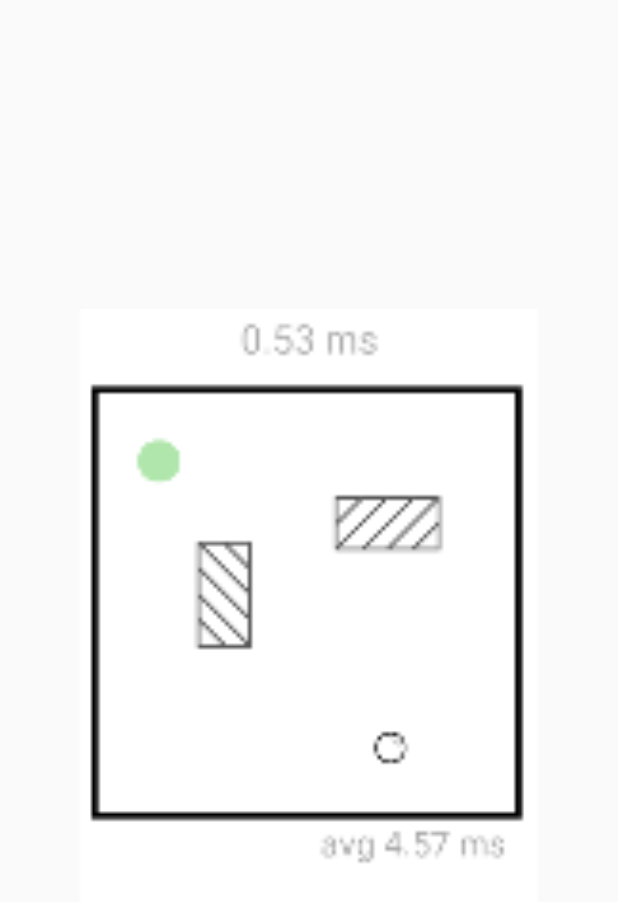
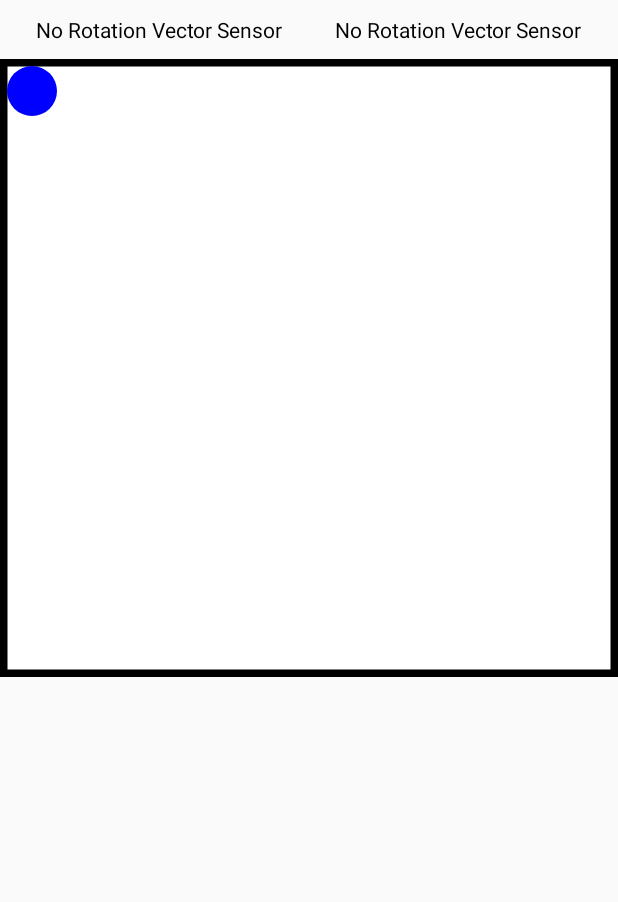
Before and after one commit to AlexMem/SnC, an Android app: the layout fragment_platform.xml on its own in the app's theme, with its tools: preview values and no code run, on a phone screen of 412 x 824 dp. Shown: the top 902 px of the screen. Run offline under Robolectric (Android 15) with nearby library versions, the phone set to English and light mode, and no system bars.

Commit message:
ball [WIP]

```diff
--- /dev/null
+++ b/app/src/main/java/com/eltech/snc/ui/platform/Ball.java
@@ -0,0 +1,83 @@
+package com.eltech.snc.ui.platform;
+
+import android.util.Log;
+
+class Ball {
+    private final float mass = 0.5f;
+    // TODO use renderscript for vector coordinates?
+    private double slopeForceX;
+    private double slopeForceY;
+    private double accelX;
+    private double accelY;
+    private double speedX;
+    private double speedY;
+    // position is limited to [0,width], [0,height] properties
+    private int width;
+    private int height;
+    double posX;
+    double posY;
+
+    void calculateForce(float angleX, float angleY) {
+        final float g = 12.5f; // gravity
+        // slope: m*g*sin(slopeAngle), rolling: 2/7* m*g*sin(slopeAngle), given that torque for sphere (Theta) is 2/5*m*r^2
+        //Log.i("Ball","angle:" + angleX + ":" + angleY);
+//        slopeForceX = mass * g * Math.sin(angleY) * 5/ 7;
+//        slopeForceY = mass * g * Math.sin(angleX) * 5/ 7;
+        accelX = mass * g * Math.sin(angleY);// - slopeForceX;
+        accelY = mass * g * Math.sin(angleX);// - slopeForceY;
+    }
+
+    void calculateAcceleration() {
+        // acceleration
+//        accelX = slopeForceX/mass;
+//        accelY = slopeForceY/mass;
+    }
+
+    /**
+     *
+     * @param executionRate in sec
+     */
+    void updateVelocity(float executionRate) {
+        speedX += accelX * executionRate;
+        speedY += accelY * executionRate;
+//        Log.i("Ball", "speed:" + speedX + ":" + speedY);
+    }
+
+    void setArenaSize(int w, int h) {
+        width = w;
+        height = h;
+    }
+
+    void resetPosition() {
+        posX = width/2;
+        posY = height/2;
+    }
+
+    /**
+     *
+     * @param executionRate in sec
+     */
+    void updatePosition(float executionRate) {
+        final int pixelsToMove = 150; // how many pixels to move by force
+        if( posX < 0 ) {
+            posX = 0;
+            speedX = 0;
+        }
+        if( posX > width ) {
+            posX = width;
+            speedX = 0;
+        }
+        if( posY < 0 ) {
+            posY = 0;
+            speedY = 0;
+        }
+        if( posY > height ) {
+            posY = height;
+            speedY = 0;
+        }
+
+        posX += pixelsToMove * speedX * executionRate;
+        posY += pixelsToMove * speedY * executionRate;
+    }
+
+}
--- /dev/null
+++ b/app/src/main/java/com/eltech/snc/ui/platform/BallView.java
@@ -0,0 +1,78 @@
+package com.eltech.snc.ui.platform;
+
+import android.content.Context;
+import android.graphics.Canvas;
+import android.graphics.Color;
+import android.graphics.Paint;
+import android.graphics.Paint.Style;
+import android.util.AttributeSet;
+import android.view.View;
+
+public class BallView extends View {
+ 	private PlatformFragment parent;
+    private Paint paint;
+    private double x;
+    private double y;
+    private final int radius = 25;
+    private final int borderWidth = 15;
+    private final int borderWidth_2 = borderWidth/2;
+    private int width;
+    private int height;
+
+    public BallView(Context context) {
+        super(context);
+        init();
+	}
+
+    public BallView(Context context, AttributeSet attrs) {
+        super(context, attrs);
+        init();
+    }
+
+    public BallView(Context context, AttributeSet attrs, int defStyle) {
+        super(context, attrs, defStyle);
+        init();
+	}
+
+	void init() {
+        paint = new Paint();
+        //setFocusableInTouchMode(true);
+    }
+
+	public void setParent(PlatformFragment parent) {
+		this.parent = parent;
+	}
+
+    public void setCoord(double x, double y) {
+		this.x = x;
+		this.y = y;
+		invalidate();
+	}
+
+    @Override
+    protected void onSizeChanged(int w, int h, int oldw, int oldh) {
+        this.width = w;
+        this.height = h;
+        parent.getBall().setArenaSize(this.width-2*radius,this.height-2*radius); // -2*radius to handle border correctly
+		parent.getBall().resetPosition();
+        super.onSizeChanged(w, h, oldw, oldh);
+	}
+
+    @Override
+    protected void onDraw(Canvas canvas) {
+		paint.setColor(Color.WHITE);
+		canvas.drawRect(0, 0, width, height, paint);
+
+		paint.setColor(Color.BLACK);
+		paint.setStyle(Style.STROKE);
+		paint.setStrokeWidth(borderWidth);
+		canvas.drawRect(0, 0, width, height, paint);
+
+		paint.setColor(Color.BLUE);
+        paint.setStyle(Style.FILL);
+		// limiting just to be sure
+		int xpos = Math.min(width-radius-borderWidth_2, Math.max(radius,(int)x+radius+borderWidth_2));
+		int ypos = Math.min(height-radius-borderWidth_2, Math.max(radius,(int)y+radius+borderWidth_2));
+ 	    canvas.drawCircle(xpos, ypos, radius, paint);
+    }
+}
--- a/app/src/main/res/layout/fragment_platform.xml
+++ b/app/src/main/res/layout/fragment_platform.xml
@@ -5,12 +5,30 @@
                                                    android:layout_height="match_parent"
                                                    tools:context=".ui.platform.PlatformFragment"
                                                    android:id="@+id/ConstraintLayout">
-    <ImageView
-            android:src="@mipmap/platform_foreground"
-            android:layout_width="0dp"
-            android:layout_height="0dp" android:id="@+id/imageView4"
-            app:layout_constraintTop_toTopOf="parent"
-            app:layout_constraintStart_toStartOf="parent"
-            app:layout_constraintBottom_toBottomOf="parent"
-            app:layout_constraintEnd_toEndOf="parent"/>
+    <TextView
+            android:id="@+id/pitchtext"
+            android:layout_width="wrap_content"
+            android:layout_height="wrap_content"
+            android:padding="10dp"
+            android:textColor="#000"
+            android:text="No Rotation Vector Sensor"
+            app:layout_constraintTop_toTopOf="parent" app:layout_constraintStart_toStartOf="parent"
+            app:layout_constraintEnd_toStartOf="@+id/rolltext" app:layout_constraintBottom_toTopOf="@+id/ballview"/>
+    <TextView
+            android:id="@+id/rolltext"
+            android:layout_width="wrap_content"
+            android:layout_height="wrap_content"
+            android:padding="10dp"
+            android:textColor="#000"
+            android:text="No Rotation Vector Sensor"
+            app:layout_constraintTop_toTopOf="parent" app:layout_constraintStart_toEndOf="@+id/pitchtext"
+            app:layout_constraintEnd_toEndOf="parent" app:layout_constraintBottom_toTopOf="@+id/ballview"/>
+    <com.eltech.snc.ui.platform.BallView
+            android:id="@+id/ballview"
+            android:layout_width="match_parent"
+            android:layout_height="0px"
+            android:layout_weight="1"
+            app:layout_constraintTop_toBottomOf="@+id/rolltext" app:layout_constraintStart_toStartOf="parent"
+            app:layout_constraintEnd_toEndOf="parent"
+            app:layout_constraintDimensionRatio="1:1"/>
 </androidx.constraintlayout.widget.ConstraintLayout>
```
Also changed, not shown: app/src/main/java/com/eltech/snc/ui/platform/BallSensor.java (added, +112 -0 lines), app/src/main/java/com/eltech/snc/ui/platform/PlatformFragment.java (+71 -1 lines).
